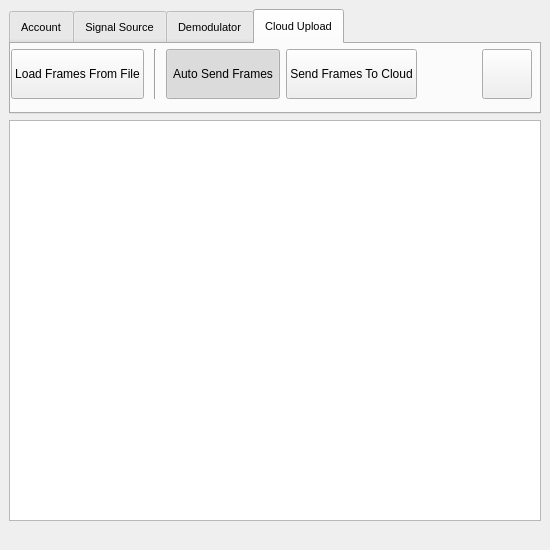
Before: the Qt Designer form ui/main_window.ui in PW-Sat2/HAM-desktop-application, drawn with Qt 5.
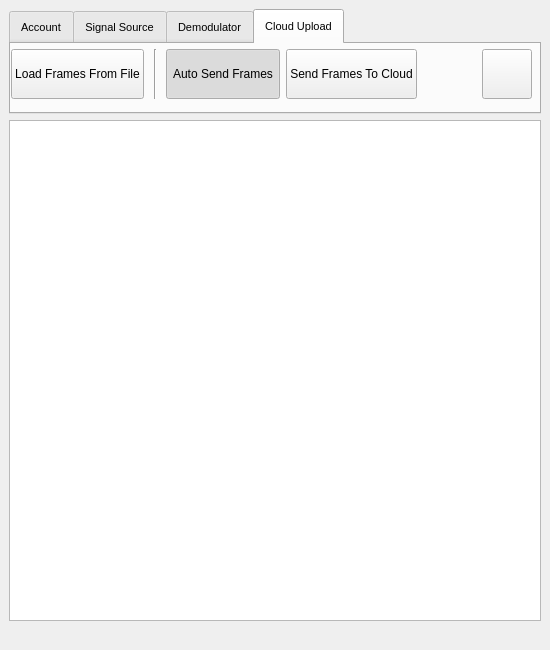
After: the same form once the commit is applied. Icons and pictures are not drawn.

Commit message: make window larger in height

The edit to the form file:
```diff
--- a/ui/main_window.ui
+++ b/ui/main_window.ui
@@ -10,7 +10,7 @@
     <x>0</x>
     <y>0</y>
     <width>550</width>
-    <height>550</height>
+    <height>650</height>
    </rect>
   </property>
   <property name="sizePolicy">
```
The commit also changes 1 other file.
